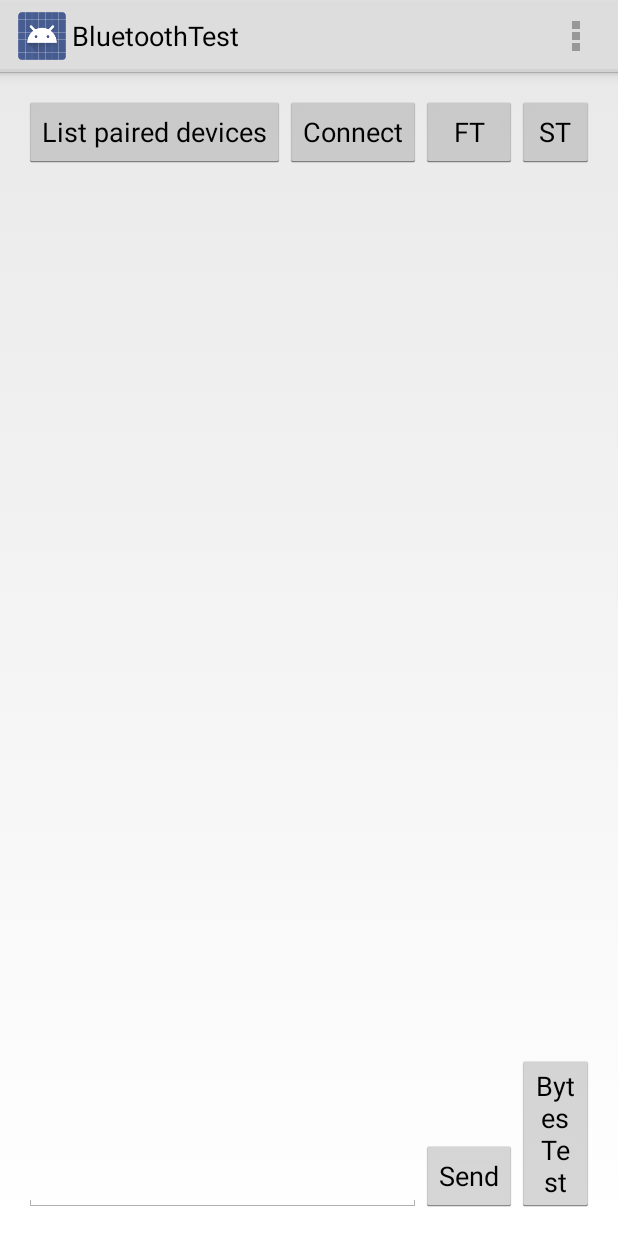
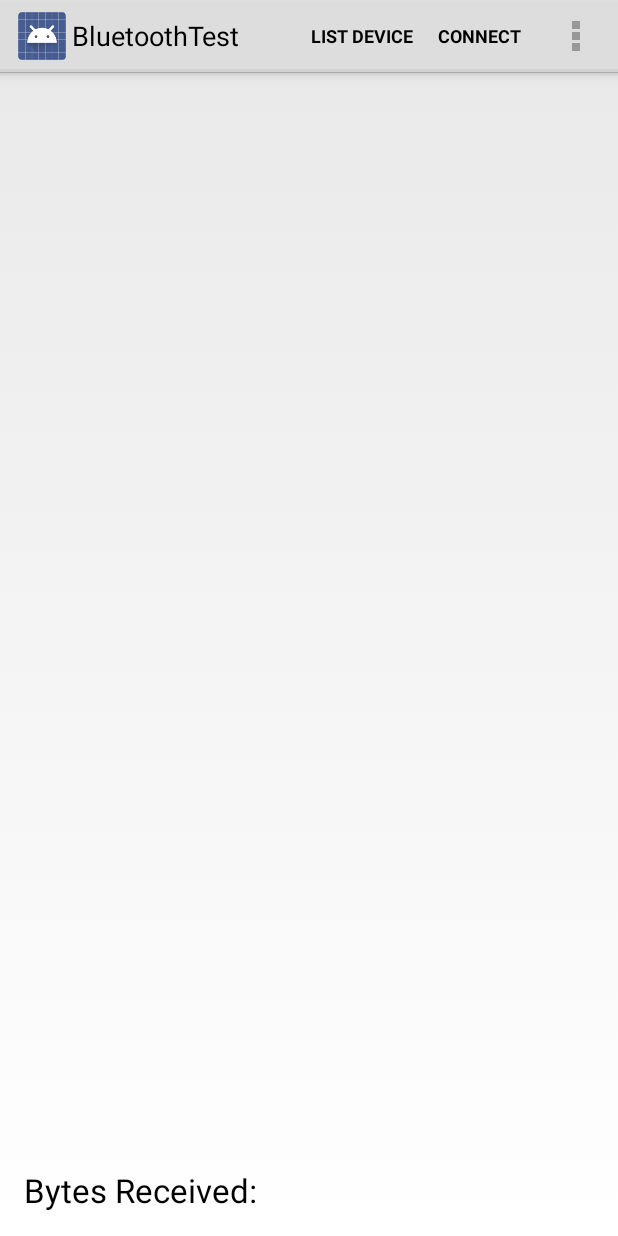
Before and after one commit to weiyuanzhu/ArduinoBluetooth, an Android app: the screen it shows after launch (BluetoothSettings), on a phone screen of 412 x 824 dp. Run offline under Robolectric (Android 15) with nearby library versions, the phone set to English and light mode, and no system bars; libraries missing offline, so code that uses them is left out: com.larswerkman.holocolorpicker; plain views replace ColorPicker; 2 statements that could not run were skipped.

Commit message:
improved ui

```diff
--- a/bluetooth_settings/src/main/res/layout/activity_bluetooth_settings.xml
+++ b/bluetooth_settings/src/main/res/layout/activity_bluetooth_settings.xml
@@ -14,6 +14,7 @@
         android:layout_height="wrap_content"
         android:text="List paired devices"
         android:id="@+id/button"
+        android:visibility="gone"
 
         android:layout_alignParentStart="true"
         android:onClick="searchPaired"/>
@@ -32,6 +33,7 @@
         android:id="@+id/button3"
         android:layout_alignBottom="@+id/button"
         android:layout_toEndOf="@+id/button"
+        android:visibility="gone"
         android:onClick="connect"/>
 
     <EditText
@@ -41,23 +43,27 @@
         android:layout_alignParentBottom="true"
         android:layout_alignParentStart="true"
         android:layout_alignEnd="@+id/button3"
+        android:visibility="gone"
+
         />
 
     <Button
-        android:layout_width="100dp"
-        android:layout_height="100dp"
+        android:layout_width="200dp"
+        android:layout_height="200dp"
         android:text="On"
         android:id="@+id/buttonRed"
         android:onClick="button"
-        android:background="@drawable/red"
-        android:layout_alignBottom="@+id/buttonGreen"
-        android:layout_alignStart="@+id/picker" />
+        android:background="@drawable/on"
+        android:visibility="gone"
+        android:layout_centerVertical="true"
+        android:layout_toStartOf="@+id/picker" />
 
     <Button
         android:layout_width="wrap_content"
         android:layout_height="wrap_content"
         android:text="Send"
         android:id="@+id/button5"
+        android:visibility="gone"
         android:onClick="send"
         android:layout_alignParentBottom="true"
         android:layout_toEndOf="@+id/editText" />
@@ -66,15 +72,15 @@
         android:id="@+id/picker"
         android:layout_width="wrap_content"
         android:layout_height="wrap_content"
-        android:layout_marginStart="70dp"
-        android:layout_below="@+id/buttonBlue"
-        android:layout_marginTop="10dp"
-        android:layout_toEndOf="@+id/listView" />
+        android:layout_centerVertical="true"
+        android:layout_alignParentEnd="true"
+        android:visibility="gone"/>
 
     <Button
         android:layout_width="100dp"
         android:layout_height="100dp"
         android:text="On"
+        android:visibility="gone"
         android:id="@+id/buttonBlue"
         android:background="@drawable/blue"
         android:layout_alignParentTop="true"
@@ -89,22 +95,25 @@
         android:background="@drawable/green"
         android:layout_alignParentTop="true"
         android:layout_toEndOf="@+id/buttonRed"
+        android:visibility="gone"
         android:onClick="button"/>
 
     <TextView
         android:layout_width="wrap_content"
         android:layout_height="wrap_content"
-        android:textAppearance="?android:attr/textAppearanceSmall"
-        android:text="0/16784"
+        android:textAppearance="?android:attr/textAppearanceLarge"
+        android:text="Bytes Received:"
         android:id="@+id/textView"
         android:layout_alignParentBottom="true"
-        android:layout_toEndOf="@+id/buttonGreen" />
+        android:layout_alignParentStart="true" />
 
     <Button
         android:layout_width="wrap_content"
         android:layout_height="wrap_content"
         android:text="BytesTest"
         android:id="@+id/button2"
+        android:visibility="gone"
+
         android:layout_alignParentBottom="true"
         android:layout_toEndOf="@+id/button5"
         android:onClick="byteTest"/>
@@ -114,6 +123,7 @@
         android:layout_height="wrap_content"
         android:text="FT"
         android:id="@+id/button4"
+        android:visibility="gone"
         android:onClick="ft"
         android:layout_above="@+id/listView"
         android:layout_alignStart="@+id/button5" />
@@ -122,6 +132,7 @@
         android:layout_width="wrap_content"
         android:layout_height="wrap_content"
         android:text="ST"
+        android:visibility="gone"
         android:id="@+id/st"
         android:onClick="st"
         android:layout_above="@+id/listView"
@@ -132,6 +143,7 @@
         android:layout_height="wrap_content"
         android:text="Init"
         android:id="@+id/button6"
+        android:visibility="gone"
         android:layout_alignTop="@+id/button4"
         android:layout_toRightOf="@id/st"
         android:onClick="getInit"/>
@@ -143,6 +155,7 @@
         android:id="@+id/searchLE"
         android:layout_alignBottom="@+id/button2"
         android:layout_toEndOf="@+id/button2"
-        android:onClick="searchLE"/>
+        android:onClick="searchLE"
+        android:visibility="gone"/>
 
 </RelativeLayout>
--- a/bluetooth_settings/src/main/res/menu/menu_bluetooth_settings.xml
+++ b/bluetooth_settings/src/main/res/menu/menu_bluetooth_settings.xml
@@ -1,6 +1,14 @@
 <menu xmlns:android="http://schemas.android.com/apk/res/android"
     xmlns:tools="http://schemas.android.com/tools"
     tools:context=".BluetoothSettings">
-    <item android:id="@+id/action_settings" android:title="@string/action_settings"
-        android:orderInCategory="100" android:showAsAction="never" />
+    <item android:id="@+id/action_list_device" android:title="@string/action_list_device"
+        android:orderInCategory="100" android:showAsAction="always" />
+    <item android:id="@+id/action_connect" android:title="@string/action_connect"
+        android:orderInCategory="101" android:showAsAction="always" />
+    <item android:id="@+id/action_ft" android:title="@string/action_ft"
+    android:orderInCategory="102" android:showAsAction="never" />
+    <item android:id="@+id/action_st" android:title="@string/action_st"
+        android:orderInCategory="103" android:showAsAction="never" />
+    <item android:id="@+id/action_panel_init" android:title="@string/action_panel_init"
+        android:orderInCategory="104" android:showAsAction="never" />
 </menu>
--- a/bluetooth_settings/src/main/res/values/strings.xml
+++ b/bluetooth_settings/src/main/res/values/strings.xml
@@ -4,6 +4,11 @@
     <string name="app_name">BluetoothTest</string>
     <string name="hello_world">Hello world!</string>
     <string name="action_settings">Settings</string>
+    <string name="action_ft">FT</string>
+    <string name="action_st">ST</string>
+    <string name="action_panel_init">Load Panel</string>
+    <string name="action_connect">Connect</string>
+    <string name="action_list_device">List Device</string>
     <string name="title_activity_device_control">DeviceControlActivity</string>
 
 </resources>
```
Also changed, not shown: bluetooth_settings/src/main/java/com/mackwell/bluetoothtest/BluetoothSettings.java (+51 -27 lines), bluetooth_settings/src/main/res/drawable-xhdpi/ft.png (deleted), bluetooth_settings/src/main/res/drawable-xhdpi/st.png (deleted), bluetooth_settings/src/main/res/drawable-xxhdpi/off.png (added), bluetooth_settings/src/main/res/drawable-xxhdpi/on.png (added).
